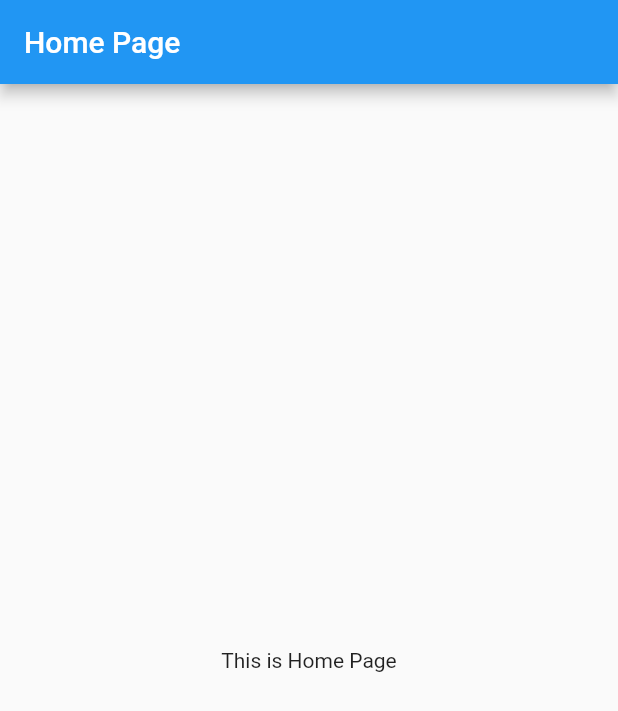
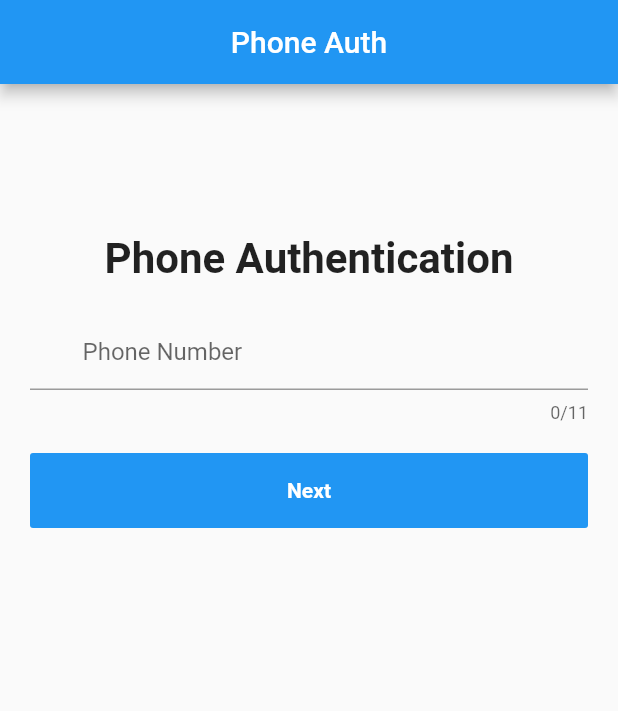
Before and after one commit to Imnmania/Flutter-Phone-Verification-OTP-Firebase, a Flutter app: the screen it shows after launch, on a phone screen of 412 x 824 dp. Shown: the top 711 px of the screen. Run offline on Flutter 3.47's test engine with Material 2 defaults, Android fonts, the phone set to English and light mode, and no system bars; our stand-ins replace firebase_core, pinput; accounts and stored records are empty.

Commit message:
login screen, otp screen added

```diff
--- a/lib/main.dart
+++ b/lib/main.dart
@@ -1,7 +1,10 @@
+import 'package:firebase_core/firebase_core.dart';
 import 'package:flutter/material.dart';
-import 'package:flutter_phone_authentication_firebase/pages/home_page.dart';
+import 'package:flutter_phone_authentication_firebase/pages/login_page.dart';
 
-void main() {
+void main() async {
+  WidgetsFlutterBinding.ensureInitialized();
+  await Firebase.initializeApp();
   runApp(MyApp());
 }
 
@@ -14,7 +17,7 @@ class MyApp extends StatelessWidget {
         primarySwatch: Colors.blue,
         visualDensity: VisualDensity.adaptivePlatformDensity,
       ),
-      home: HomePage(),
+      home: LoginPage(),
     );
   }
 }
--- a/lib/pages/home_page.dart
+++ b/lib/pages/home_page.dart
@@ -6,6 +6,7 @@ class HomePage extends StatelessWidget {
     return Scaffold(
       appBar: AppBar(
         title: Text('Home Page'),
+        centerTitle: true,
       ),
       body: Container(
         alignment: Alignment.center,
--- a/lib/pages/login_page.dart
+++ b/lib/pages/login_page.dart
@@ -0,0 +1,84 @@
+import 'package:flutter/material.dart';
+import 'package:flutter_phone_authentication_firebase/pages/otp_page.dart';
+
+class LoginPage extends StatefulWidget {
+  @override
+  _LoginPageState createState() => _LoginPageState();
+}
+
+class _LoginPageState extends State<LoginPage> {
+  //
+  final _phoneController = TextEditingController();
+
+  @override
+  Widget build(BuildContext context) {
+    return Scaffold(
+      appBar: AppBar(
+        title: Text("Phone Auth"),
+        centerTitle: true,
+      ),
+      body: Container(
+        margin: EdgeInsets.symmetric(horizontal: 20),
+        child: Column(
+          mainAxisAlignment: MainAxisAlignment.start,
+          crossAxisAlignment: CrossAxisAlignment.center,
+          children: [
+            SizedBox(
+              height: 100,
+            ),
+            Text(
+              'Phone Authentication',
+              style: TextStyle(
+                fontWeight: FontWeight.bold,
+                fontSize: 28,
+              ),
+            ),
+            SizedBox(
+              height: 20,
+            ),
+            Container(
+              child: TextField(
+                decoration: InputDecoration(
+                  hintText: "Phone Number",
+                  prefix: Padding(
+                    padding: EdgeInsets.all(4),
+                    child: Text("+88"),
+                  ),
+                ),
+                maxLength: 11,
+                keyboardType: TextInputType.number,
+                controller: _phoneController,
+              ),
+            ),
+            SizedBox(
+              height: 20,
+            ),
+            Container(
+              height: 50,
+              width: double.infinity,
+              child: FlatButton(
+                child: Text(
+                  "Next",
+                  style: TextStyle(
+                    color: Colors.white,
+                    fontWeight: FontWeight.w600,
+                  ),
+                ),
+                onPressed: () {
+                  Navigator.of(context).push(
+                    MaterialPageRoute(
+                      builder: (context) => OtpPage(
+                        phoneNumber: _phoneController.text,
+                      ),
+                    ),
+                  );
+                },
+                color: Theme.of(context).primaryColor,
+              ),
+            ),
+          ],
+        ),
+      ),
+    );
+  }
+}
--- a/pubspec.yaml
+++ b/pubspec.yaml
@@ -23,6 +23,9 @@ environment:
 dependencies:
   flutter:
     sdk: flutter
+  firebase_core: ^0.7.0
+  firebase_auth: ^0.20.0+1
+  pinput: ^1.0.0
 
 
   # The following adds the Cupertino Icons font to your application.
```
Also changed, not shown: lib/pages/otp_page.dart (+100 -0 lines), pubspec.lock, 2 other files.
